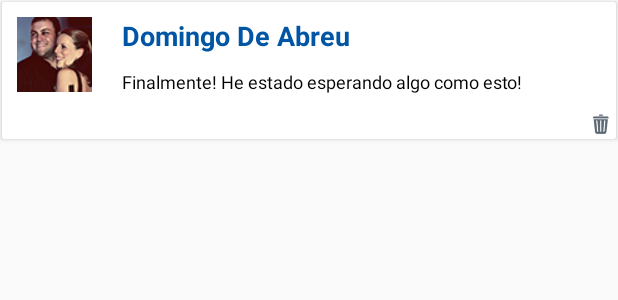
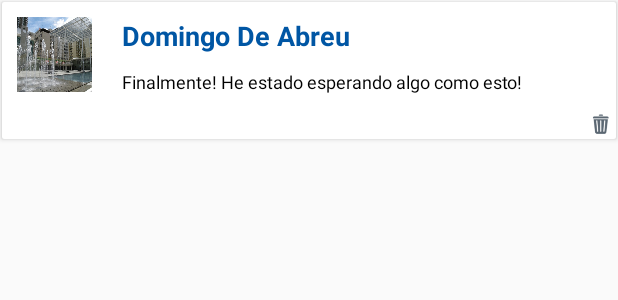
Before and after one commit to 0xCaponte/MovidaChacao, an Android app: the layout fragment_post_detail_comment.xml on its own in the app's theme, with its tools: preview values and no code run, on a phone screen of 412 x 824 dp. Shown: the top 300 px of the screen. Run offline under Robolectric (Android 15) with nearby library versions, the phone set to English and light mode, and no system bars.

Commit message:
madrugada del 10-07

```diff
--- a/app/src/main/res/layout/activity_map.xml
+++ b/app/src/main/res/layout/activity_map.xml
@@ -19,6 +19,7 @@
         android:layout_above="@+id/filtro_deporte_servicios"
         android:layout_alignParentRight="true"
         android:layout_alignParentEnd="true" />
+
 
     <include
         android:id="@+id/bottomToolbar"
--- a/app/src/main/res/layout/fragment_post_detail_comment.xml
+++ b/app/src/main/res/layout/fragment_post_detail_comment.xml
@@ -13,10 +13,16 @@
                     android:layout_height="match_parent"
                     android:background="@android:color/white">
 
-        <com.android.volley.toolbox.NetworkImageView
+        <!--<com.android.volley.toolbox.NetworkImageView-->
+            <!--android:id="@+id/commentBuyerImage"-->
+            <!--style="@style/postDetailCommentImage"-->
+            <!--android:src="@drawable/user5"/>-->
+        <ImageView
             android:id="@+id/commentBuyerImage"
             style="@style/postDetailCommentImage"
-            android:src="@drawable/user5"/>
+            android:scaleType="fitXY"
+            android:clickable="true"
+            android:src="@drawable/item1"/>
 
         <LinearLayout
             android:id="@+id/commentBuyerRecipient"
```
Also changed, not shown: app/src/main/java/com/reto/chacao/postdetail/fragment/PostDetailScreenFragment.java (+32 -3 lines), app/src/main/java/com/reto/chacao/postdetail/holder/DetailPostCommentsHolder.java (+27 -4 lines), app/src/main/java/com/reto/chacao/postdetail/holder/DetailPostMainHolder.java (+22 -0 lines).
